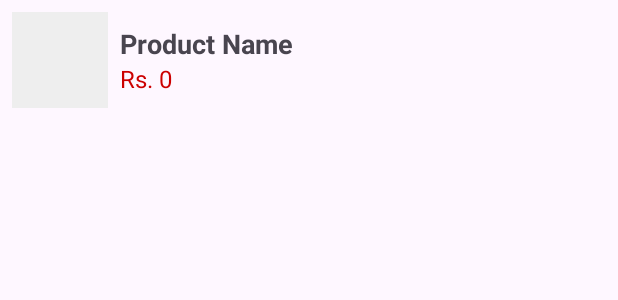
After one commit to Kalpa-Mihiranga/MADCW_Pizza-Mania, an Android app: the layout product_list_item.xml on its own in the app's theme, with its tools: preview values and no code run, on a phone screen of 412 x 824 dp. The commit adds this screen. Shown: the top 300 px of the screen. Run offline under Robolectric (Android 15) with nearby library versions, the phone set to English and light mode, and no system bars.

Commit message:
update CD view image

```diff
--- /dev/null
+++ b/app/src/main/res/layout/product_list_item.xml
@@ -0,0 +1,40 @@
+<?xml version="1.0" encoding="utf-8"?>
+<LinearLayout xmlns:android="http://schemas.android.com/apk/res/android"
+    android:layout_width="match_parent"
+    android:layout_height="80dp"
+    android:orientation="horizontal"
+    android:padding="8dp"
+    android:background="?android:attr/selectableItemBackground">
+
+    <ImageView
+        android:id="@+id/ivProduct"
+        android:layout_width="64dp"
+        android:layout_height="64dp"
+        android:scaleType="centerCrop"
+        android:background="#eeeeee"
+        android:layout_marginEnd="8dp"/>
+
+    <LinearLayout
+        android:orientation="vertical"
+        android:layout_width="0dp"
+        android:layout_height="match_parent"
+        android:layout_weight="1"
+        android:gravity="center_vertical">
+
+        <TextView
+            android:id="@+id/tvName"
+            android:layout_width="wrap_content"
+            android:layout_height="wrap_content"
+            android:text="Product Name"
+            android:textSize="18sp"
+            android:textStyle="bold"/>
+
+        <TextView
+            android:id="@+id/tvPrice"
+            android:layout_width="wrap_content"
+            android:layout_height="wrap_content"
+            android:text="Rs. 0"
+            android:textSize="16sp"
+            android:textColor="@android:color/holo_red_dark"/>
+    </LinearLayout>
+</LinearLayout>
```
Also changed, not shown: app/src/main/java/com/example/pizzamania/CustomerDashboard.java (+35 -20 lines), app/src/main/java/com/example/pizzamania/ProductAdapter.java (added, +64 -0 lines), app/src/main/java/com/example/pizzamania/ProductDetailActivity.java (+13 -1 lines), app/src/main/res/layout/activity_product_detail.xml (+9 -1 lines).
